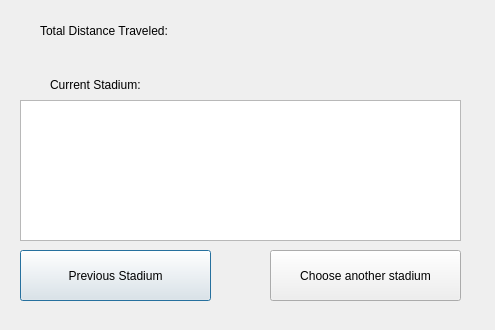
Before: the Qt Designer form marlinstrip.ui in Ling2251/CS1D-Project-2-Baseball-Project, drawn with Qt 5.
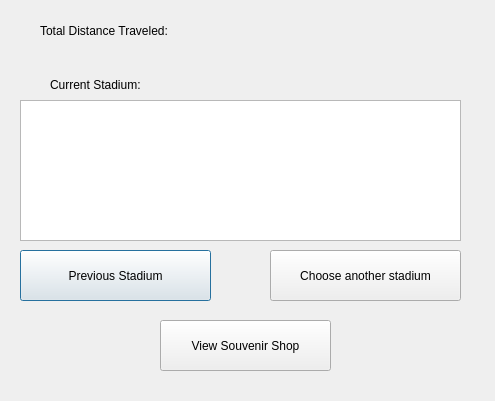
After: the same form once the commit is applied.

Commit message: made souvenir buttonfor peijun

What changed in the file:
```diff
--- a/marlinstrip.ui
+++ b/marlinstrip.ui
@@ -7,7 +7,7 @@
     <x>0</x>
     <y>0</y>
     <width>495</width>
-    <height>330</height>
+    <height>401</height>
    </rect>
   </property>
   <property name="windowTitle">
@@ -75,6 +75,19 @@
     <string>Choose another stadium</string>
    </property>
   </widget>
+  <widget class="QPushButton" name="pushButton_3">
+   <property name="geometry">
+    <rect>
+     <x>160</x>
+     <y>320</y>
+     <width>171</width>
+     <height>51</height>
+    </rect>
+   </property>
+   <property name="text">
+    <string>View Souvenir Shop</string>
+   </property>
+  </widget>
  </widget>
  <resources/>
  <connections/>
```
The commit also changes 4 other files.
